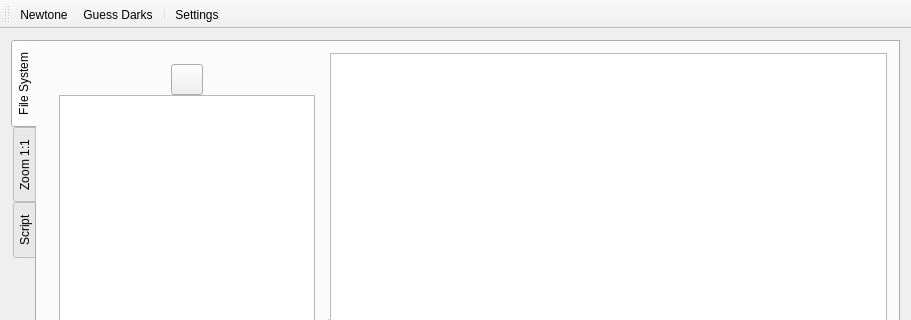
Before: the Qt Designer form mainwindow.ui in alexzk1/astroed, drawn with Qt 5; both pictures show x 0 to 911 and y 0 to 320 of the 911 by 645 pixel window.
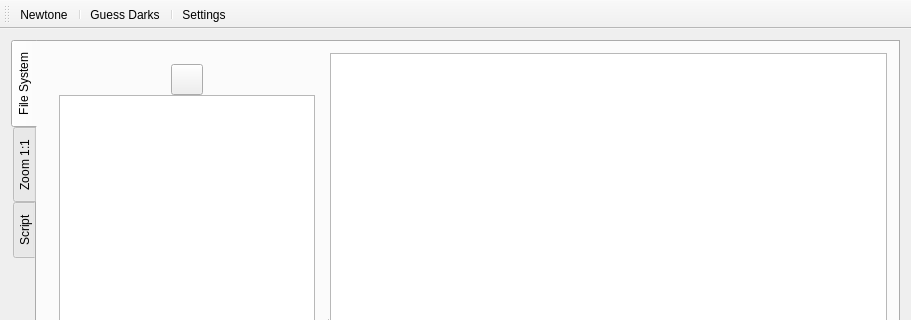
After: the same form once the commit is applied. Icons and pictures are not drawn. Custom widgets are drawn as their Qt base class.

Patch:
```diff
--- a/mainwindow.ui
+++ b/mainwindow.ui
@@ -238,6 +238,7 @@
     <bool>false</bool>
    </attribute>
    <addaction name="actionNewtone"/>
+   <addaction name="separator"/>
    <addaction name="actionGuess_Darks"/>
    <addaction name="separator"/>
    <addaction name="actionSettings"/>
```
